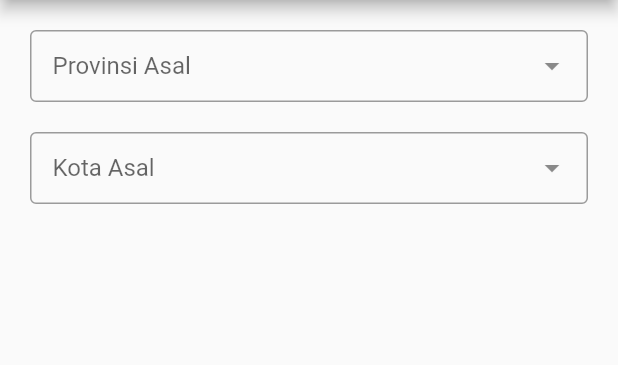
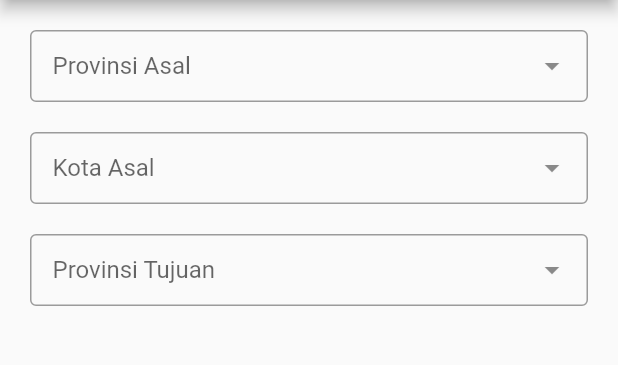
Before and after one commit to alimasudd/flutter-getx-cek-ongkir, a Flutter app: the screen it shows after launch, on a phone screen of 412 x 824 dp, the part 84-449 px from its top. Run offline on Flutter 3.47's test engine with Material 2 defaults, Android fonts, the phone set to English and light mode, and no system bars; drawn by our look-alikes of dropdown_search; our stand-ins replace dio, get.

Commit message:
create dropdownSearch provinsi tujuan with data from API

```diff
--- a/lib/app/modules/home/views/home_view.dart
+++ b/lib/app/modules/home/views/home_view.dart
@@ -89,6 +89,41 @@ class HomeView extends GetView<HomeController> {
             onChanged: (value) => controller.cityAsalId.value = value!.cityId ?? '0',
           ),
           const SizedBox(height: 20,),
+
+          //provinsi tujuan
+          DropdownSearch<Province>(
+            popupProps: PopupProps.dialog(
+              fit: FlexFit.loose,
+              showSearchBox: true,
+              itemBuilder: (context, item, isSelected) => ListTile(
+                title: Text('${item.province}'),
+              ),
+            ),
+            dropdownDecoratorProps: const DropDownDecoratorProps(
+              dropdownSearchDecoration: InputDecoration(
+                labelText: 'Provinsi Tujuan',
+                contentPadding: EdgeInsets.symmetric(
+                    vertical: 10,
+                    horizontal: 15
+                ),
+                border: OutlineInputBorder(),
+              ),
+            ),
+            asyncItems: (text) async {
+              var response = await Dio().get(
+                  "https://api.rajaongkir.com/starter/province",
+                  options: Options(
+                      headers: {
+                        'key' : '0ae702200724a396a933fa0ca4171a7e'
+                      }
+                  )
+              );
+              var models = Province.fromJsonList(response.data['rajaongkir']['results']);
+              return models;
+            },
+            onChanged: (value) => controller.provTujuanId.value = value!.provinceId ?? '0',
+          ),
+          const SizedBox(height: 20,),
         ],
       )
     );
```
